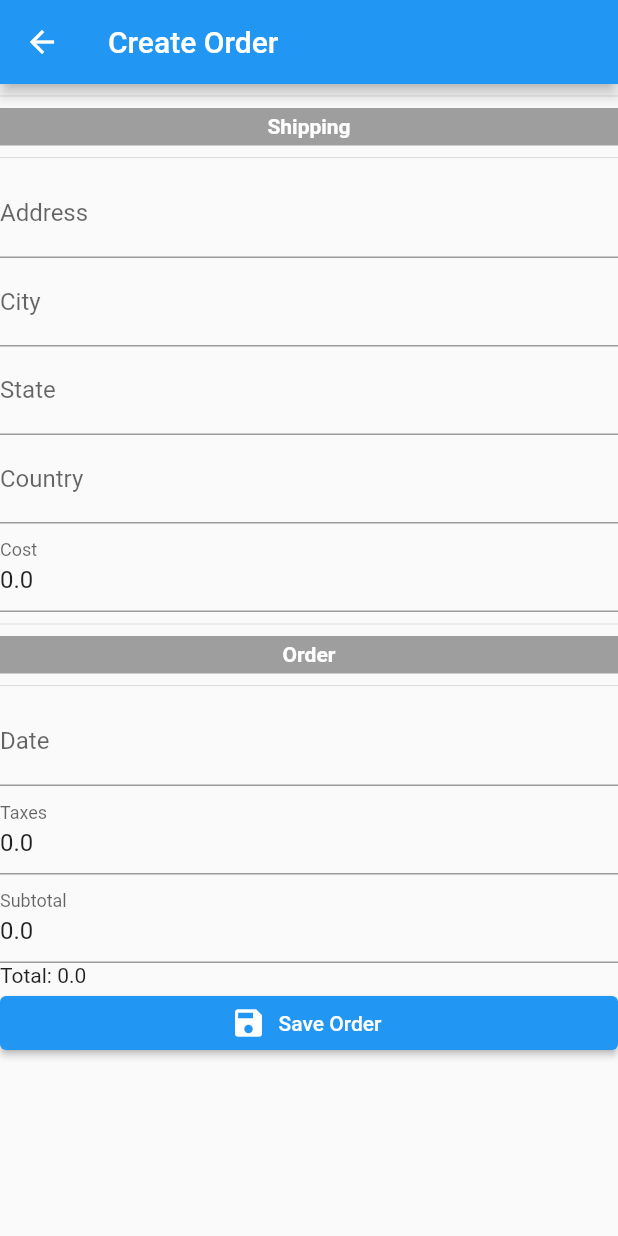
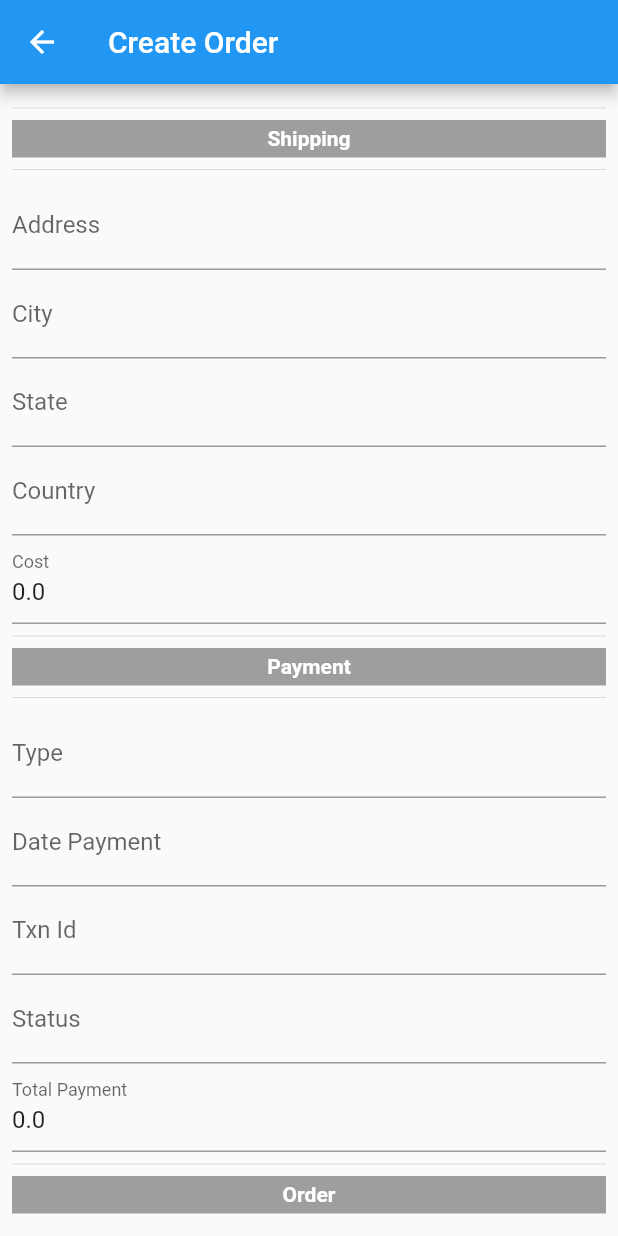
Before and after one commit to KarenCampo777/amalgamautas, a Flutter app: the screen it shows once a user with an empty profile is signed in, after a tap on "Create Order", on a phone screen of 412 x 824 dp. Run offline on Flutter 3.47's test engine with Material 2 defaults, Android fonts, the light colour scheme and no system bars; our stand-ins replace cloud_firestore, firebase_auth, firebase_core, google_fonts; accounts and stored records are empty.

Commit message:
show the list of orders

```diff
--- a/lib/class/order/order_class.dart
+++ b/lib/class/order/order_class.dart
@@ -1,13 +1,52 @@
+import 'package:amalgamautas/model/order_model.dart';
 import 'package:cloud_firestore/cloud_firestore.dart';
 import 'package:firebase_auth/firebase_auth.dart';
 
 class OrderClass {
+
+  String? idUser = FirebaseAuth.instance.currentUser!.uid;
+
   Future<String?> createOrder({required Map<String, dynamic> dataOrder}) async {
+
+    return FirebaseFirestore.instance
+        .collection('users')
+        .doc(idUser)
+        .collection('orders')
+        .add(dataOrder)
+        .then((value) => value.id)
+        .catchError((error) => error.toString());
+  }
+
+  Future<String?> createShipping({required Map<String, dynamic> dataShipping, required String idOrder}) async {
     String? idUser = FirebaseAuth.instance.currentUser!.uid;
     return FirebaseFirestore.instance
-        .collection('users').doc(idUser).collection('orders')
-        .add(dataOrder)
-        .then((value) => 'Order create ')
+        .collection('users')
+        .doc(idUser)
+        .collection('orders')
+        .doc(idOrder)
+        .collection('shipping')
+        .add(dataShipping)
+        .then((value) => 'Shipping create')
         .catchError((error) => error.toString());
   }
+
+  Future<String?> createPayment({required Map<String, dynamic> dataPayment, required String idOrder}) async {
+    String? idUser = FirebaseAuth.instance.currentUser!.uid;
+    return FirebaseFirestore.instance
+        .collection('users')
+        .doc(idUser)
+        .collection('orders')
+        .doc(idOrder)
+        .collection('payment')
+        .add(dataPayment)
+        .then((value) => 'Payment create')
+        .catchError((error) => error.toString());
+  }
+
+  Stream<List<ModelDataOrder>> listOrders() {
+    return FirebaseFirestore.instance
+        .collection('users').doc(idUser).collection('orders')
+        .snapshots()
+        .map((event) => event.docs.map((e) => ModelDataOrder.fromJson(e.data())).toList());
+  }
 }
--- a/lib/home_page/home.dart
+++ b/lib/home_page/home.dart
@@ -1,5 +1,5 @@
 import 'package:amalgamautas/order/create_order.dart';
-import 'package:amalgamautas/products/product_list.dart';
+import 'package:amalgamautas/order/list_order.dart';
 import 'package:flutter/material.dart';
 import 'package:google_fonts/google_fonts.dart';
 
@@ -18,7 +18,7 @@ class Home extends StatelessWidget {
               label: Text('Create Order', style: GoogleFonts.comicNeue(color: Colors.white),))
         ],
       ),
-      body: ProductList(),
+      body: ListOrder(),
     );
   }
 }
--- /dev/null
+++ b/lib/model/payment_model.dart
@@ -0,0 +1,14 @@
+class ModelDataPayment {
+  final String? type, date, txnId, total, status;
+
+  ModelDataPayment({this.type, this.date, this.txnId, this.status, this.total});
+
+  Map<String, dynamic> jsonData() {
+    return {'Type': type!, 'Date': date!, 'txn_id': txnId!, 'Status': status!, 'Total': total!};
+  }
+
+  factory ModelDataPayment.fromJson(Map<String, dynamic> data) {
+    return ModelDataPayment(
+        date: data['Date'], type: data['Type'], txnId: data['txn_id'], status: data['Status'], total: data['Total']);
+  }
+}
--- /dev/null
+++ b/lib/model/shipping_model.dart
@@ -0,0 +1,15 @@
+class ModelDataShipping {
+  final String? address, city, state, country, cost;
+
+
+  ModelDataShipping({this.address, this.city, this.state, this.country, this.cost});
+
+  Map<String, dynamic> jsonData() {
+    return {'Address': address!, 'City': city!, 'State': state!, 'Country': country!, 'Cost': cost!};
+  }
+
+  factory ModelDataShipping.fromJson(Map<String, dynamic> data) {
+    return ModelDataShipping(
+        address: data['Address'], city: data['City'], state: data['State'], country: data['Country'], cost: data['Cost']);
+  }
+}
--- a/lib/order/create_order.dart
+++ b/lib/order/create_order.dart
@@ -1,7 +1,9 @@
-import 'dart:html';
+
 
 import 'package:amalgamautas/class/order/order_class.dart';
 import 'package:amalgamautas/model/order_model.dart';
+import 'package:amalgamautas/model/payment_model.dart';
+import 'package:amalgamautas/model/shipping_model.dart';
 import 'package:flutter/material.dart';
 import 'package:google_fonts/google_fonts.dart';
 
@@ -25,15 +27,27 @@ class _CreateOrderState extends State<CreateOrder> {
   TextEditingController country = TextEditingController();
   TextEditingController cost = TextEditingController(text: '0.0');
 
+  //payment
+  TextEditingController datePayment = TextEditingController();
+  TextEditingController type = TextEditingController();
+  TextEditingController txnId = TextEditingController();
+  TextEditingController totalPayment = TextEditingController(text: '0.0');
+  TextEditingController status = TextEditingController();
+
   GlobalKey<FormState> form = GlobalKey<FormState>();
   OrderClass orderClass = OrderClass();
 
   void totalData() {
     double result = double.parse(subTotal.text.isEmpty ? '0.0' : subTotal.text) +
-        double.parse(taxes.text.isEmpty ? '0.0' : taxes.text.isEmpty ? '0.0' : taxes.text) +
+        double.parse(taxes.text.isEmpty
+            ? '0.0'
+            : taxes.text.isEmpty
+                ? '0.0'
+                : taxes.text) +
         double.parse(cost.text.isEmpty ? '0.0' : cost.text);
     setState(() {
       total = result;
+      totalPayment = TextEditingController(text: result.toString());
     });
   }
 
@@ -46,12 +60,33 @@ class _CreateOrderState extends State<CreateOrder> {
       onChanged: (value) {
         totalData();
       },
+      onTap: () {
+        if (inputString == 'Date') {
+          showDatePicker(
+                  context: context, initialDate: DateTime.now(), firstDate: DateTime(1900), lastDate: DateTime(2025))
+              .then((value) {
+            setState(() {
+              date = TextEditingController(text: '${value!.day}/${value.month}/${value.year}');
+            });
+          });
+        }else if(inputString == 'Date Payment'){
+          showDatePicker(
+              context: context, initialDate: DateTime.now(), firstDate: DateTime(1900), lastDate: DateTime(2025))
+              .then((value) {
+            setState(() {
+              datePayment = TextEditingController(text: '${value!.day}/${value.month}/${value.year}');
+            });
+          });
+        }
+      },
     );
   }
 
-
-  Container title({String? name}){
-    return Container(
+  Column title({String? name}) {
+    return Column(
+      children: [
+        Divider(),
+        Container(
           height: 25,
           color: Colors.grey,
           alignment: Alignment.center,
@@ -59,6 +94,9 @@ class _CreateOrderState extends State<CreateOrder> {
             name!,
             style: GoogleFonts.comicNeue(fontWeight: FontWeight.bold, color: Colors.white),
           ),
+        ),
+        Divider()
+      ],
     );
   }
 
@@ -68,13 +106,14 @@ class _CreateOrderState extends State<CreateOrder> {
       appBar: AppBar(
         title: Text('Create Order'),
       ),
-      body: Form(
+      body: Padding(
+        padding: const EdgeInsets.all(8.0),
+        child: SingleChildScrollView(
+          child: Form(
               child: Column(
             crossAxisAlignment: CrossAxisAlignment.stretch,
             children: [
-          Divider(),
               title(name: 'Shipping'),
-          Divider(),
               InputWidget(
                 input: address,
                 inputString: 'Address',
@@ -95,9 +134,13 @@ class _CreateOrderState extends State<CreateOrder> {
                 input: cost,
                 inputString: 'Cost',
               ),
-          Divider(),
+              title(name: 'Payment'),
+              InputWidget(input: type, inputString: 'Type'),
+              InputWidget(input: datePayment, inputString: 'Date Payment'),
+              InputWidget(input: txnId, inputString: 'Txn Id'),
+              InputWidget(input: status, inputString: 'Status'),
+              InputWidget(input: totalPayment, inputString: 'Total Payment'),
               title(name: 'Order'),
-          Divider(),
               InputWidget(
                 input: date,
                 inputString: 'Date',
@@ -110,7 +153,13 @@ class _CreateOrderState extends State<CreateOrder> {
                 input: subTotal,
                 inputString: 'Subtotal',
               ),
-          Text('Total: $total'),
+              title(name: 'Total'),
+              Align(
+                  alignment: Alignment.center,
+                  child: Text(
+                    'Total: $total',
+                    style: GoogleFonts.comicNeue(fontWeight: FontWeight.bold, fontSize: 20),
+                  )),
               ElevatedButton.icon(
                   onPressed: () {
                     orderClass
@@ -122,12 +171,36 @@ class _CreateOrderState extends State<CreateOrder> {
                                     taxes: taxes.text,
                                     total: total.toString())
                                 .jsonData())
+                        .then((value){
+                          //shipping
+                      orderClass
+                          .createShipping(
+                          dataShipping: ModelDataShipping(
+                              cost: cost.text,
+                              city: city.text,
+                              address: address.text,
+                              state: state.text,
+                              country: country.text)
+                              .jsonData(),
+                          idOrder: value!)
                           .then((value) => print(value));
+
+                      //payment
+                      orderClass.createPayment(dataPayment: ModelDataPayment(
+                        total: totalPayment.text,
+                        date: datePayment.text,
+                        status: status.text,
+                        type: type.text,
+                        txnId: txnId.text
+                      ).jsonData(), idOrder: value).then((value) => print(value));
+                    });
                   },
                   icon: Icon(Icons.save),
                   label: Text('Save Order'))
             ],
           )),
+        ),
+      ),
     );
   }
 }
--- /dev/null
+++ b/lib/order/list_order.dart
@@ -0,0 +1,21 @@
+import 'package:amalgamautas/class/order/order_class.dart';
+import 'package:amalgamautas/model/order_model.dart';
+import 'package:flutter/material.dart';
+
+class ListOrder extends StatelessWidget {
+  @override
+  Widget build(BuildContext context) {
+    return StreamBuilder<List<ModelDataOrder>>(stream: OrderClass().listOrders(),builder: (context, snapshot){
+      if(snapshot.hasError) return Text(snapshot.error.toString());
+      if(snapshot.connectionState == ConnectionState.waiting) return CircularProgressIndicator();
+      return ListView.builder(itemCount: snapshot.data!.length,itemBuilder: (context, index){
+        ModelDataOrder modelDataOrder = snapshot.data![index];
+        print(modelDataOrder.total);
+        return ListTile(
+          title: Text(modelDataOrder.total!),
+          subtitle: Text(modelDataOrder.date!),
+        );
+      });
+    });
+  }
+}
```
Lines whose indentation alone changed are shown as unchanged.
